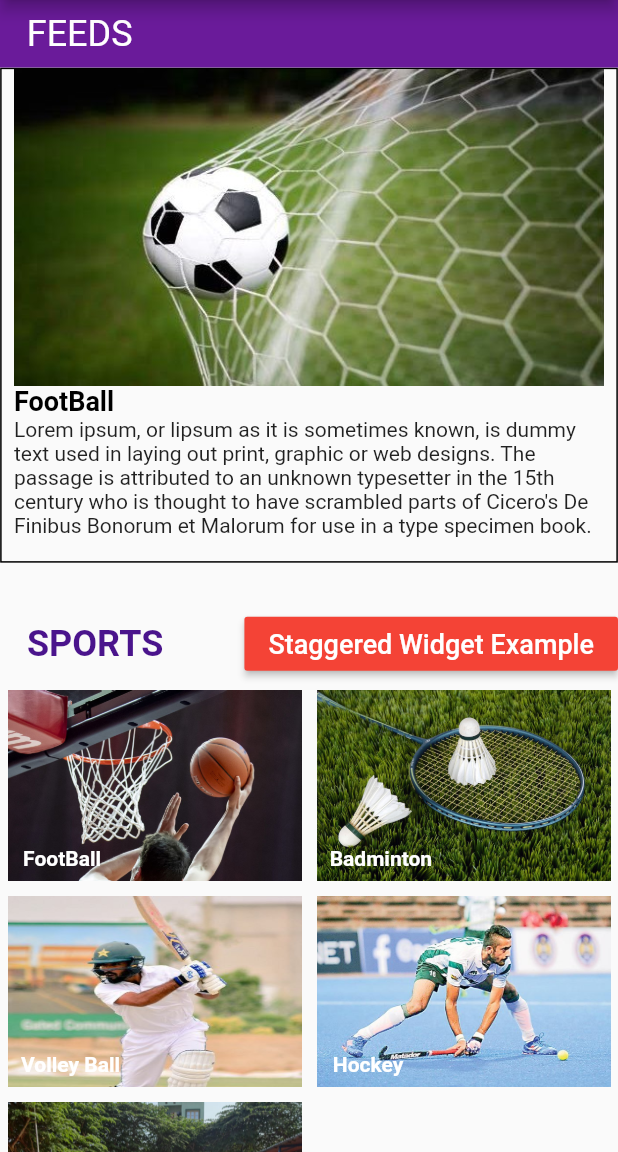
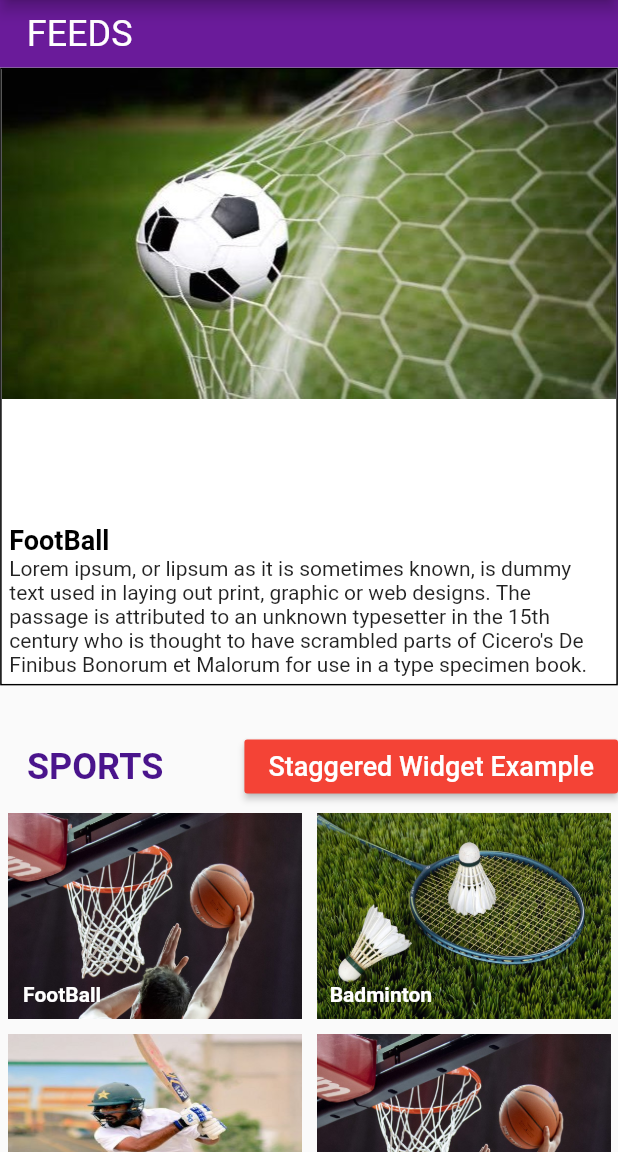
Before and after one commit to billthecoder046/SportsMobileApp, a Flutter app: the screen it shows after launch, on a phone screen of 412 x 824 dp, the part 84-1236 px from its top. Run offline on Flutter 3.47's test engine with Material 2 defaults, Android fonts, the phone set to English and light mode, and no system bars; drawn by our look-alikes of carousel_slider.

Commit message:
Version 1.1

```diff
--- a/lib/Drawer/drawer.dart
+++ b/lib/Drawer/drawer.dart
@@ -27,7 +27,7 @@ class _DrawerrState extends State<Drawerr> {
                             color: Colors.white,
                             shape: BoxShape.circle,
                             image: DecorationImage(
-                                image: NetworkImage('asset/thug of war.jpg'),
+                                image: AssetImage('lib/asset/football.jpg'),
                                 scale: 1.0,
                                 fit: BoxFit.fill),
                           ),
--- a/lib/SportsFeed/SportsFeed1_S.dart
+++ b/lib/SportsFeed/SportsFeed1_S.dart
@@ -27,8 +27,8 @@ SportsFeedList sportsFeedList = SportsFeedList(sportsItems: [
   ),
   SportsFeed(
     url:
-    'lib/asset/hockey.jpg',
-    categoryName: "Hockey",
+    'lib/asset/basketball.jpg',
+    categoryName: "FootBall",
     liked: 200,
     description:
     "Lorem ipsum, or lipsum as it is sometimes known, is dummy text used in laying out print, graphic or web designs. The passage is attributed to an unknown typesetter in the 15th century who is thought to have scrambled parts of Cicero's De Finibus Bonorum et Malorum for use in a type specimen book.",
@@ -36,8 +36,96 @@ SportsFeedList sportsFeedList = SportsFeedList(sportsItems: [
   SportsFeed(
     url:
     'lib/asset/throwball.jpg',
-    categoryName: "ThrowBall",
+    categoryName: "Throwball",
     liked: 200,
+    description:
+    "Lorem ipsum, or lipsum as it is sometimes known, is dummy text used in laying out print, graphic or web designs. The passage is attributed to an unknown typesetter in the 15th century who is thought to have scrambled parts of Cicero's De Finibus Bonorum et Malorum for use in a type specimen book.",
+  ),
+  SportsFeed(
+    url:
+    'lib/asset/table taniss.jpg',
+    categoryName: "Cricket",
+    liked: 20,
+    description:
+    "Lorem ipsum, or lipsum as it is sometimes known, is dummy text used in laying out print, graphic or web designs. The passage is attributed to an unknown typesetter in the 15th century who is thought to have scrambled parts of Cicero's De Finibus Bonorum et Malorum for use in a type specimen book.",
+  ),
+  SportsFeed(
+    url:
+    'lib/asset/star-india.jpg',
+    categoryName: "throwball.jpg",
+    liked: 200,
+    description:
+    "Lorem ipsum, or lipsum as it is sometimes known, is dummy text used in laying out print, graphic or web designs. The passage is attributed to an unknown typesetter in the 15th century who is thought to have scrambled parts of Cicero's De Finibus Bonorum et Malorum for use in a type specimen book.",
+  ),
+  SportsFeed(
+    url:
+    'lib/asset/criket.jpg',
+    categoryName: "Cricket",
+    liked: 20,
+    description:
+    "Lorem ipsum, or lipsum as it is sometimes known, is dummy text used in laying out print, graphic or web designs. The passage is attributed to an unknown typesetter in the 15th century who is thought to have scrambled parts of Cicero's De Finibus Bonorum et Malorum for use in a type specimen book.",
+  ),
+  SportsFeed(
+    url:
+    'lib/asset/basketball.jpg',
+    categoryName: "FootBall",
+    liked: 200,
+    description:
+    "Lorem ipsum, or lipsum as it is sometimes known, is dummy text used in laying out print, graphic or web designs. The passage is attributed to an unknown typesetter in the 15th century who is thought to have scrambled parts of Cicero's De Finibus Bonorum et Malorum for use in a type specimen book.",
+  ),
+  SportsFeed(
+    url:
+    'lib/asset/badminton.jpg',
+    categoryName: "Badminton",
+    liked: 200,
+    description:
+    "Lorem ipsum, or lipsum as it is sometimes known, is dummy text used in laying out print, graphic or web designs. The passage is attributed to an unknown typesetter in the 15th century who is thought to have scrambled parts of Cicero's De Finibus Bonorum et Malorum for use in a type specimen book.",
+  ),
+  SportsFeed(
+    url:
+    'lib/asset/criket.jpg',
+    categoryName: "Cricket",
+    liked: 20,
+    description:
+    "Lorem ipsum, or lipsum as it is sometimes known, is dummy text used in laying out print, graphic or web designs. The passage is attributed to an unknown typesetter in the 15th century who is thought to have scrambled parts of Cicero's De Finibus Bonorum et Malorum for use in a type specimen book.",
+  ),
+  SportsFeed(
+    url:
+    'lib/asset/basketball.jpg',
+    categoryName: "FootBall",
+    liked: 200,
+    description:
+    "Lorem ipsum, or lipsum as it is sometimes known, is dummy text used in laying out print, graphic or web designs. The passage is attributed to an unknown typesetter in the 15th century who is thought to have scrambled parts of Cicero's De Finibus Bonorum et Malorum for use in a type specimen book.",
+  ),
+  SportsFeed(
+    url:
+    'lib/asset/badminton.jpg',
+    categoryName: "Badminton",
+    liked: 200,
+    description:
+    "Lorem ipsum, or lipsum as it is sometimes known, is dummy text used in laying out print, graphic or web designs. The passage is attributed to an unknown typesetter in the 15th century who is thought to have scrambled parts of Cicero's De Finibus Bonorum et Malorum for use in a type specimen book.",
+  ),
+  SportsFeed(
+    url:
+    'lib/asset/criket.jpg',
+    categoryName: "Cricket",
+    liked: 20,
+    description:
+    "Lorem ipsum, or lipsum as it is sometimes known, is dummy text used in laying out print, graphic or web designs. The passage is attributed to an unknown typesetter in the 15th century who is thought to have scrambled parts of Cicero's De Finibus Bonorum et Malorum for use in a type specimen book.",
+  ),
+  SportsFeed(
+    url:
+    'lib/asset/basketball.jpg',
+    categoryName: "FootBall",
+    liked: 200,
+    description:
+    "Lorem ipsum, or lipsum as it is sometimes known, is dummy text used in laying out print, graphic or web designs. The passage is attributed to an unknown typesetter in the 15th century who is thought to have scrambled parts of Cicero's De Finibus Bonorum et Malorum for use in a type specimen book.",
+  ),
+  SportsFeed(
+    url:
+    'lib/asset/criket.jpg',
+    categoryName: "Cricket",
+    liked: 20,
     description:
     "Lorem ipsum, or lipsum as it is sometimes known, is dummy text used in laying out print, graphic or web designs. The passage is attributed to an unknown typesetter in the 15th century who is thought to have scrambled parts of Cicero's De Finibus Bonorum et Malorum for use in a type specimen book.",
   ),
--- a/lib/main.dart
+++ b/lib/main.dart
@@ -2,7 +2,6 @@ import 'package:carousel_slider/carousel_slider.dart';
 import 'package:hori_vert2/Drawer/drawer.dart';
 import 'package:hori_vert2/NewsFeed/NewsFeed1_S.dart';
 import 'package:hori_vert2/NewsFeed/NewsFeed2_S.dart';
-import 'package:flutter_staggered_grid_view/flutter_staggered_grid_view.dart';
 import 'package:flutter/material.dart';
 import 'package:hori_vert2/SportsFeed/SportsFeed1_S.dart';
 import 'package:hori_vert2/SportsFeed/SportsFeed2_S.dart';
@@ -20,10 +19,12 @@ class Hori_Vert extends StatefulWidget {
 class _Hori_VertState extends State<Hori_Vert> {
   Image _image = Image.asset(newsFeedList.feedItems[1].url);
   bool _loading = true;
+  int _length=sportsFeedList.sportsItems.length;
 
   @override
   void initState() {
     super.initState();
+    debugPrint(_length.toString());
     _image.image.resolve(ImageConfiguration()).addListener(
         ImageStreamListener((ImageInfo image, bool synchronousCall) {
       if (mounted) setState(() => _loading = false);
@@ -34,7 +35,10 @@ class _Hori_VertState extends State<Hori_Vert> {
   Widget build(BuildContext context) {
     return Scaffold(
       appBar: new AppBar(
-        title: Text("SSUET SPORTS",style: TextStyle(fontSize: 30),),
+        title: Text(
+          "SSUET SPORTS",
+          style: TextStyle(fontSize: 30),
+        ),
         backgroundColor: Colors.purple[900],
         centerTitle: true,
       ),
@@ -55,14 +59,13 @@ class _Hori_VertState extends State<Hori_Vert> {
             child: SingleChildScrollView(
               child: Container(
                 alignment: Alignment.topCenter,
-                height: 330,
                 margin: const EdgeInsets.all(0.1),
                 padding: const EdgeInsets.all(0.1),
                 decoration:
                     BoxDecoration(border: Border.all(color: Colors.black)),
                 child: CarouselSlider(
                   options: CarouselOptions(
-                    aspectRatio: 1.2,
+                    aspectRatio: 1.0,
                     viewportFraction: 1.0,
                     autoPlay: false,
                     enlargeCenterPage: true,
@@ -70,13 +73,13 @@ class _Hori_VertState extends State<Hori_Vert> {
                   items: newsFeedList.feedItems
                       .map(
                         (item) => Container(
+                           color: Colors.white,
                             child: GestureDetector(
                           child: Stack(
+                            overflow: Overflow.clip,
                             children: [
-                              Column(
-                                crossAxisAlignment: CrossAxisAlignment.start,
-                                children: [
-                                  _loading
+                              Container(
+                                child: _loading
                                     ? Center(
                                         child: SizedBox(
                                           height: 200,
@@ -90,6 +93,19 @@ class _Hori_VertState extends State<Hori_Vert> {
                                     : Image.asset(item.url,
                                         width:
                                             MediaQuery.of(context).size.width),
+                              ),
+                              Align(
+
+                                alignment: FractionalOffset(0.1, 0.9),
+                                child: Container(
+
+                                  padding: EdgeInsets.all(5.0),
+                                  alignment: Alignment.bottomCenter,
+
+                                  child: Column(
+                                    mainAxisAlignment: MainAxisAlignment.end,
+                                    crossAxisAlignment: CrossAxisAlignment.start,
+                                    children: [
                                       Text(
                                         item.categoryName,
                                         textAlign: TextAlign.left,
@@ -100,6 +116,8 @@ class _Hori_VertState extends State<Hori_Vert> {
                                       ),
                                       Flexible(child: Text(item.description)),
                                     ],
+                                  ),
+                                ),
                               ),
                             ],
                           ),
@@ -163,10 +181,10 @@ class _Hori_VertState extends State<Hori_Vert> {
           SliverGrid(
             gridDelegate: SliverGridDelegateWithFixedCrossAxisCount(
               crossAxisCount: 2,
-              childAspectRatio: 1.5,
+              childAspectRatio: 1.4,
             ),
-            delegate:
-                SliverChildBuilderDelegate((context, index) => GestureDetector(
+            delegate: SliverChildBuilderDelegate(
+              (context, index) => GestureDetector(
                 onTap: () {
                   Navigator.push(
                       context,
@@ -182,8 +200,8 @@ class _Hori_VertState extends State<Hori_Vert> {
                     Container(
                       decoration: BoxDecoration(
                         image: DecorationImage(
-                                image: AssetImage(
-                                    sportsFeedList.sportsItems[index].url),
+                          image:
+                              AssetImage(sportsFeedList.sportsItems[index].url),
                           fit: BoxFit.fill,
                         ),
                       ),
@@ -192,21 +210,20 @@ class _Hori_VertState extends State<Hori_Vert> {
                     Align(
                         alignment: FractionalOffset(0.1, 0.9),
                         child: Text(
-                            newsFeedList.feedItems[index].categoryName,
+                          sportsFeedList.sportsItems[index].categoryName,
                           style: TextStyle(
-                                color: Colors.white,
-                                fontWeight: FontWeight.bold),
+                              color: Colors.white, fontWeight: FontWeight.bold),
                         ))
                   ],
                 ),
               ),
-                  childCount: newsFeedList.feedItems.length,
+              childCount: sportsFeedList.sportsItems.length,
             ),
           ),
-
         ],
       ),
       drawer: Drawerr(),
     );
   }
+
 }
```
Lines whose indentation alone changed are shown as unchanged.
